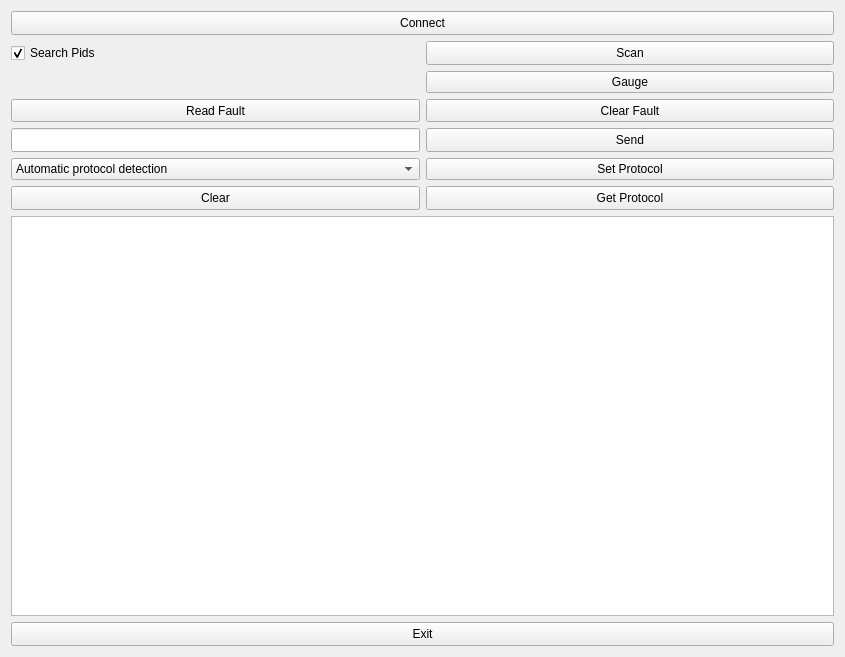
Old version of the form mainwindow.ui in the repository takyonxxx/Elm327_Wifi_Obd2_Qt_Project.
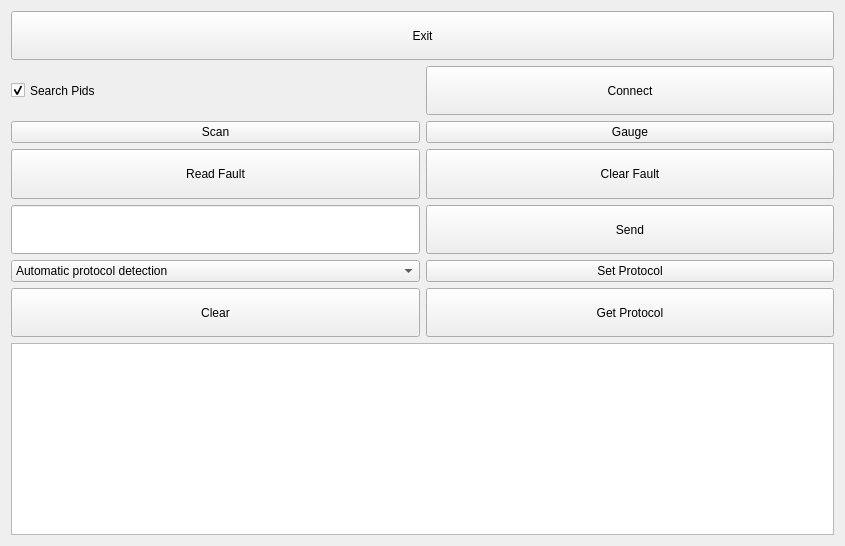
New version of the form.

```diff
--- a/mainwindow.ui
+++ b/mainwindow.ui
@@ -7,7 +7,7 @@
     <x>0</x>
     <y>0</y>
     <width>845</width>
-    <height>657</height>
+    <height>546</height>
    </rect>
   </property>
   <property name="sizePolicy">
@@ -31,26 +31,20 @@
      <layout class="QVBoxLayout" name="verticalLayout">
       <item>
        <layout class="QGridLayout" name="gridLayout_2">
-        <item row="2" column="1">
-         <widget class="QPushButton" name="pushScan">
+        <item row="6" column="1">
+         <widget class="QPushButton" name="pushClearFault">
           <property name="sizePolicy">
            <sizepolicy hsizetype="Preferred" vsizetype="Preferred">
             <horstretch>0</horstretch>
             <verstretch>0</verstretch>
            </sizepolicy>
           </property>
-          <property name="maximumSize">
-           <size>
-            <width>16777215</width>
-            <height>16777215</height>
-           </size>
-          </property>
           <property name="text">
-           <string>Scan</string>
+           <string>Clear Fault</string>
           </property>
          </widget>
         </item>
-        <item row="9" column="0">
+        <item row="11" column="0">
          <widget class="QComboBox" name="protocolCombo">
           <item>
            <property name="text">
@@ -119,29 +113,23 @@
           </item>
          </widget>
         </item>
-        <item row="2" column="0">
-         <widget class="QCheckBox" name="checkSearchPids">
+        <item row="16" column="0" colspan="2">
+         <widget class="QTextBrowser" name="textTerminal">
           <property name="sizePolicy">
            <sizepolicy hsizetype="Preferred" vsizetype="Preferred">
             <horstretch>0</horstretch>
             <verstretch>0</verstretch>
            </sizepolicy>
           </property>
-          <property name="text">
-           <string>Search Pids</string>
-          </property>
-          <property name="iconSize">
+          <property name="minimumSize">
            <size>
-            <width>32</width>
-            <height>32</height>
+            <width>0</width>
+            <height>0</height>
            </size>
           </property>
-          <property name="checked">
-           <bool>true</bool>
-          </property>
          </widget>
         </item>
-        <item row="11" column="0">
+        <item row="13" column="0">
          <widget class="QPushButton" name="pushClear">
           <property name="sizePolicy">
            <sizepolicy hsizetype="Preferred" vsizetype="Preferred">
@@ -160,14 +148,20 @@
           </property>
          </widget>
         </item>
-        <item row="7" column="1">
-         <widget class="QPushButton" name="pushSend">
+        <item row="6" column="0">
+         <widget class="QPushButton" name="pushReadFault">
           <property name="sizePolicy">
            <sizepolicy hsizetype="Preferred" vsizetype="Preferred">
             <horstretch>0</horstretch>
             <verstretch>0</verstretch>
            </sizepolicy>
           </property>
+          <property name="minimumSize">
+           <size>
+            <width>0</width>
+            <height>0</height>
+           </size>
+          </property>
           <property name="maximumSize">
            <size>
             <width>16777215</width>
@@ -175,11 +169,18 @@
            </size>
           </property>
           <property name="text">
-           <string>    Send    </string>
+           <string>Read Fault</string>
           </property>
          </widget>
         </item>
-        <item row="11" column="1">
+        <item row="5" column="1">
+         <widget class="QPushButton" name="pushGauge">
+          <property name="text">
+           <string>Gauge</string>
+          </property>
+         </widget>
+        </item>
+        <item row="13" column="1">
          <widget class="QPushButton" name="pushGetProtocol">
           <property name="sizePolicy">
            <sizepolicy hsizetype="Preferred" vsizetype="Preferred">
@@ -193,6 +194,25 @@
          </widget>
         </item>
         <item row="9" column="1">
+         <widget class="QPushButton" name="pushSend">
+          <property name="sizePolicy">
+           <sizepolicy hsizetype="Preferred" vsizetype="Preferred">
+            <horstretch>0</horstretch>
+            <verstretch>0</verstretch>
+           </sizepolicy>
+          </property>
+          <property name="maximumSize">
+           <size>
+            <width>16777215</width>
+            <height>16777215</height>
+           </size>
+          </property>
+          <property name="text">
+           <string>    Send    </string>
+          </property>
+         </widget>
+        </item>
+        <item row="11" column="1">
          <widget class="QPushButton" name="pushSetProtocol">
           <property name="sizePolicy">
            <sizepolicy hsizetype="Preferred" vsizetype="Preferred">
@@ -205,8 +225,8 @@
           </property>
          </widget>
         </item>
-        <item row="4" column="1">
-         <widget class="QPushButton" name="pushClearFault">
+        <item row="4" column="0">
+         <widget class="QCheckBox" name="checkSearchPids">
           <property name="sizePolicy">
            <sizepolicy hsizetype="Preferred" vsizetype="Preferred">
             <horstretch>0</horstretch>
@@ -214,11 +234,20 @@
            </sizepolicy>
           </property>
           <property name="text">
-           <string>Clear Fault</string>
+           <string>Search Pids</string>
+          </property>
+          <property name="iconSize">
+           <size>
+            <width>32</width>
+            <height>32</height>
+           </size>
+          </property>
+          <property name="checked">
+           <bool>true</bool>
           </property>
          </widget>
         </item>
-        <item row="7" column="0">
+        <item row="9" column="0">
          <layout class="QGridLayout" name="gridLayout_4">
           <item row="1" column="0" colspan="2">
            <widget class="QLineEdit" name="sendEdit">
@@ -232,8 +261,8 @@
           </item>
          </layout>
         </item>
-        <item row="15" column="0" colspan="2">
-         <widget class="QPushButton" name="pushExit">
+        <item row="5" column="0">
+         <widget class="QPushButton" name="pushScan">
           <property name="sizePolicy">
            <sizepolicy hsizetype="Preferred" vsizetype="Preferred">
             <horstretch>0</horstretch>
@@ -247,11 +276,11 @@
            </size>
           </property>
           <property name="text">
-           <string>Exit</string>
+           <string>Scan</string>
           </property>
          </widget>
         </item>
-        <item row="1" column="0" colspan="2">
+        <item row="4" column="1">
          <widget class="QPushButton" name="pushConnect">
           <property name="sizePolicy">
            <sizepolicy hsizetype="Preferred" vsizetype="Preferred">
@@ -270,20 +299,14 @@
           </property>
          </widget>
         </item>
-        <item row="4" column="0">
-         <widget class="QPushButton" name="pushReadFault">
+        <item row="2" column="0" colspan="2">
+         <widget class="QPushButton" name="pushExit">
           <property name="sizePolicy">
            <sizepolicy hsizetype="Preferred" vsizetype="Preferred">
             <horstretch>0</horstretch>
             <verstretch>0</verstretch>
            </sizepolicy>
           </property>
-          <property name="minimumSize">
-           <size>
-            <width>0</width>
-            <height>0</height>
-           </size>
-          </property>
           <property name="maximumSize">
            <size>
             <width>16777215</width>
@@ -291,30 +314,7 @@
            </size>
           </property>
           <property name="text">
-           <string>Read Fault</string>
-          </property>
-         </widget>
-        </item>
-        <item row="14" column="0" colspan="2">
-         <widget class="QTextBrowser" name="textTerminal">
-          <property name="sizePolicy">
-           <sizepolicy hsizetype="Preferred" vsizetype="Preferred">
-            <horstretch>0</horstretch>
-            <verstretch>0</verstretch>
-           </sizepolicy>
-          </property>
-          <property name="minimumSize">
-           <size>
-            <width>0</width>
-            <height>400</height>
-           </size>
-          </property>
-         </widget>
-        </item>
-        <item row="3" column="1">
-         <widget class="QPushButton" name="pushGauge">
-          <property name="text">
-           <string>Gauge</string>
+           <string>Exit</string>
           </property>
          </widget>
         </item>
```
